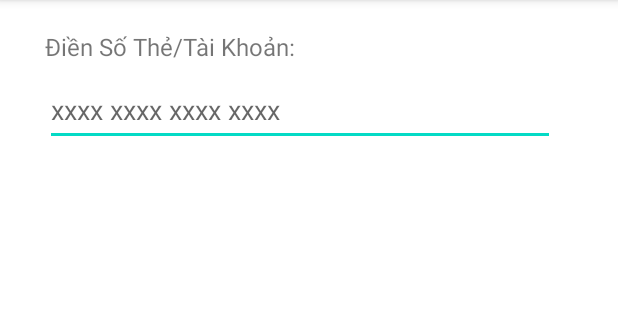
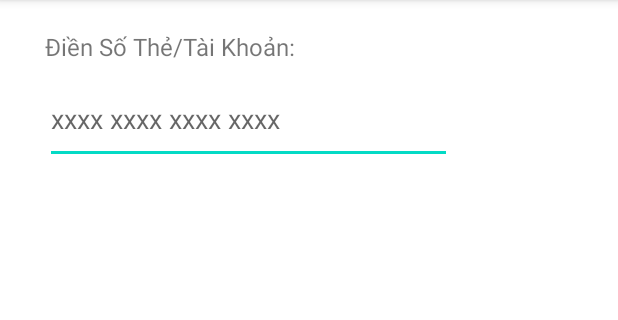
Before and after one commit to qmtran09/AndroidBankFormPrototype, an Android app: the screen it shows after launch (MainActivity), on a phone screen of 412 x 824 dp, the part 84-404 px from its top. Run offline under Robolectric (Android 15) with nearby library versions, the phone set to English and light mode, and no system bars.

Commit message:
readjust to fit test device

```diff
--- a/app/src/main/AndroidManifest.xml
+++ b/app/src/main/AndroidManifest.xml
@@ -1,6 +1,14 @@
 <?xml version="1.0" encoding="utf-8"?>
 <manifest xmlns:android="http://schemas.android.com/apk/res/android"
     package="BankFormProtoype.version0">
+
+    <supports-screens
+        android:largeScreens="true"
+        android:normalScreens="true"
+        android:smallScreens="true"
+        android:resizeable="true"
+        android:xlargeScreens="true"
+        />
 
     <application
         android:allowBackup="true"
--- a/app/src/main/java/BankFormProtoype/version0/MainActivity.java
+++ b/app/src/main/java/BankFormProtoype/version0/MainActivity.java
@@ -250,7 +250,9 @@ public class MainActivity extends AppCompatActivity {
         mCardNum.addTextChangedListener(new TextValidator(mCardNum) {
             @Override
             public void validate(TextView textView, String text) {
-                if(text.length()==13){
+              if(text.startsWith("514003") ||text.startsWith("438103")||text.startsWith("547886")||text.startsWith("546284")||text.startsWith("546284")) {
+
+                }else if(text.length()==13){
                     vcbI.setVisibility(ImageButton.VISIBLE);
                     bvbI.setVisibility(ImageButton.VISIBLE);
                     accountFlag = true;
--- a/app/src/main/res/layout/activity_main.xml
+++ b/app/src/main/res/layout/activity_main.xml
@@ -21,13 +21,13 @@
 
     <EditText
         android:id="@+id/cardNum"
-        android:layout_width="340dp"
-        android:layout_height="47dp"
+        android:layout_width="271dp"
+        android:layout_height="59dp"
         android:layout_marginStart="30dp"
         android:layout_marginLeft="30dp"
         android:layout_marginTop="8dp"
-        android:layout_marginEnd="40dp"
-        android:layout_marginRight="40dp"
+        android:layout_marginEnd="100dp"
+        android:layout_marginRight="100dp"
         android:ems="10"
         android:hint="xxxx xxxx xxxx xxxx"
         android:inputType="number"
@@ -50,17 +50,17 @@
 
     <EditText
         android:id="@+id/cardHolder"
-        android:layout_width="340dp"
-        android:layout_height="57dp"
+        android:layout_width="271dp"
+        android:layout_height="47dp"
         android:layout_marginStart="30dp"
         android:layout_marginLeft="30dp"
         android:layout_marginTop="8dp"
         android:layout_marginEnd="30dp"
         android:layout_marginRight="30dp"
         android:ems="10"
-        android:textAllCaps="true"
         android:hint="TRAN MINH QUANG"
         android:inputType="textPersonName"
+        android:textAllCaps="true"
         app:layout_constraintEnd_toEndOf="parent"
         app:layout_constraintHorizontal_bias="0.0"
         app:layout_constraintStart_toStartOf="parent"
@@ -218,8 +218,8 @@
         android:id="@+id/vcb"
         android:layout_width="92dp"
         android:layout_height="78dp"
-        android:layout_marginStart="100dp"
-        android:layout_marginLeft="100dp"
+        android:layout_marginStart="76dp"
+        android:layout_marginLeft="76dp"
         android:layout_marginTop="20dp"
         android:adjustViewBounds="true"
         android:scaleType="fitCenter"
@@ -243,10 +243,10 @@
     <ImageView
         android:id="@+id/vcb2"
         android:layout_width="72dp"
-        android:layout_height="69dp"
-        android:layout_marginStart="290dp"
-        android:layout_marginLeft="290dp"
-        android:layout_marginTop="20dp"
+        android:layout_height="60dp"
+        android:layout_marginStart="252dp"
+        android:layout_marginLeft="252dp"
+        android:layout_marginTop="32dp"
         app:layout_constraintStart_toStartOf="@+id/cardNum"
         app:layout_constraintTop_toTopOf="parent"
         app:srcCompat="@drawable/vcb2" />
@@ -254,10 +254,10 @@
     <ImageView
         android:id="@+id/bvb2"
         android:layout_width="72dp"
-        android:layout_height="69dp"
-        android:layout_marginStart="290dp"
-        android:layout_marginLeft="290dp"
-        android:layout_marginTop="20dp"
+        android:layout_height="60dp"
+        android:layout_marginStart="252dp"
+        android:layout_marginLeft="252dp"
+        android:layout_marginTop="32dp"
         app:layout_constraintStart_toStartOf="@+id/cardNum"
         app:layout_constraintTop_toTopOf="parent"
         app:srcCompat="@drawable/bvb2" />
```
